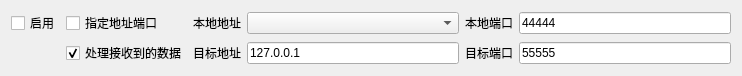
Above: src/pages/page/other/transmission/SAKUdpTransmissionItemWidget.ui from x-tools-author/x-tools before the change. Below: the same form after it.
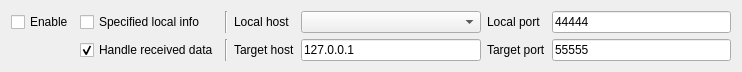
That is the form after the change.

```diff
--- a/src/pages/page/other/transmission/SAKUdpTransmissionItemWidget.ui
+++ b/src/pages/page/other/transmission/SAKUdpTransmissionItemWidget.ui
@@ -15,62 +15,13 @@
   </property>
   <layout class="QGridLayout" name="gridLayout">
    <item row="1" column="6">
-    <widget class="QLineEdit" name="targetPortLineEdit">
+    <widget class="QLabel" name="label_4">
      <property name="text">
-      <string>55555</string>
-     </property>
-    </widget>
-   </item>
-   <item row="0" column="3">
-    <widget class="QLabel" name="label">
-     <property name="text">
-      <string>本地地址</string>
-     </property>
-    </widget>
-   </item>
-   <item row="0" column="6">
-    <widget class="QLineEdit" name="portLineEdit">
-     <property name="text">
-      <string>44444</string>
-     </property>
-    </widget>
-   </item>
-   <item row="1" column="4">
-    <widget class="QLineEdit" name="targetAddressLineEdit">
-     <property name="text">
-      <string>127.0.0.1</string>
-     </property>
-    </widget>
-   </item>
-   <item row="0" column="2">
-    <widget class="QCheckBox" name="customAddressCheckBox">
-     <property name="text">
-      <string>指定地址端口</string>
+      <string>Target port</string>
      </property>
     </widget>
    </item>
    <item row="0" column="5">
-    <widget class="QLabel" name="label_2">
-     <property name="text">
-      <string>本地端口</string>
-     </property>
-    </widget>
-   </item>
-   <item row="1" column="3">
-    <widget class="QLabel" name="label_3">
-     <property name="text">
-      <string>目标地址</string>
-     </property>
-    </widget>
-   </item>
-   <item row="0" column="0">
-    <widget class="QCheckBox" name="enableCheckBox">
-     <property name="text">
-      <string>启用</string>
-     </property>
-    </widget>
-   </item>
-   <item row="0" column="4">
     <widget class="QComboBox" name="addressComboBox">
      <property name="sizePolicy">
       <sizepolicy hsizetype="Expanding" vsizetype="Fixed">
@@ -80,23 +31,86 @@
      </property>
     </widget>
    </item>
-   <item row="1" column="5">
-    <widget class="QLabel" name="label_4">
+   <item row="0" column="7">
+    <widget class="QLineEdit" name="portLineEdit">
      <property name="text">
-      <string>目标端口</string>
+      <string notr="true">44444</string>
+     </property>
+    </widget>
+   </item>
+   <item row="0" column="6">
+    <widget class="QLabel" name="label_2">
+     <property name="text">
+      <string>Local port</string>
+     </property>
+    </widget>
+   </item>
+   <item row="1" column="4">
+    <widget class="QLabel" name="label_3">
+     <property name="text">
+      <string>Target host</string>
+     </property>
+    </widget>
+   </item>
+   <item row="0" column="0">
+    <widget class="QCheckBox" name="enableCheckBox">
+     <property name="text">
+      <string>Enable</string>
+     </property>
+    </widget>
+   </item>
+   <item row="1" column="7">
+    <widget class="QLineEdit" name="targetPortLineEdit">
+     <property name="text">
+      <string notr="true">55555</string>
+     </property>
+    </widget>
+   </item>
+   <item row="0" column="4">
+    <widget class="QLabel" name="label">
+     <property name="text">
+      <string>Local host</string>
      </property>
     </widget>
    </item>
    <item row="1" column="2">
     <widget class="QCheckBox" name="handleReceiveDataCheckBox">
      <property name="text">
-      <string>处理接收到的数据</string>
+      <string>Handle received data</string>
      </property>
      <property name="checked">
       <bool>true</bool>
      </property>
     </widget>
    </item>
+   <item row="1" column="5">
+    <widget class="QLineEdit" name="targetAddressLineEdit">
+     <property name="text">
+      <string notr="true">127.0.0.1</string>
+     </property>
+    </widget>
+   </item>
+   <item row="0" column="2">
+    <widget class="QCheckBox" name="customAddressCheckBox">
+     <property name="text">
+      <string>Specified local info</string>
+     </property>
+    </widget>
+   </item>
+   <item row="0" column="3">
+    <widget class="Line" name="line">
+     <property name="orientation">
+      <enum>Qt::Vertical</enum>
+     </property>
+    </widget>
+   </item>
+   <item row="1" column="3">
+    <widget class="Line" name="line_2">
+     <property name="orientation">
+      <enum>Qt::Vertical</enum>
+     </property>
+    </widget>
+   </item>
   </layout>
  </widget>
  <resources/>
```
Left out of the diff: 2 changed lines with no effect on the pictures.
